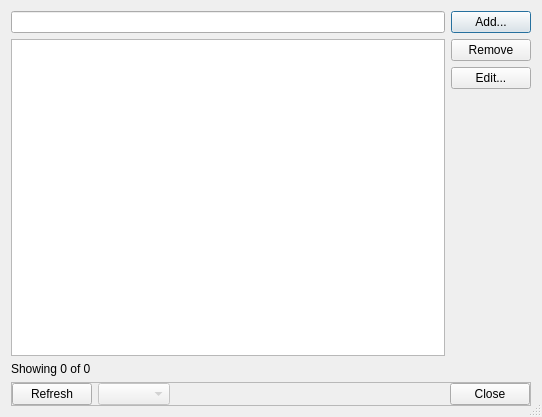
Old version of the form forms/repodialogusermanager.ui in the repository 3drepo/3drepogui.
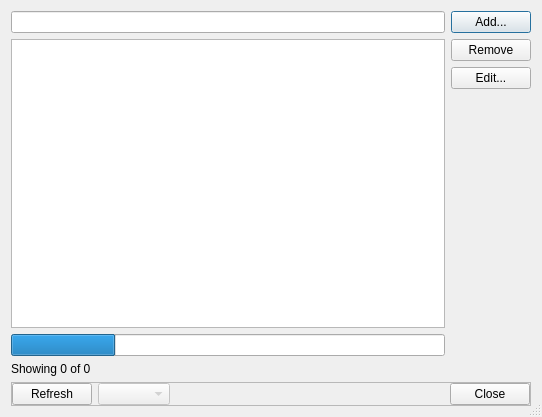
New version of the form. Custom widgets are drawn as their Qt base class.

Commit message: User dialog finished. TODO: avatar image.

Diff of the .ui file:
```diff
--- a/forms/repodialogusermanager.ui
+++ b/forms/repodialogusermanager.ui
@@ -87,6 +87,22 @@
            </property>
           </widget>
          </item>
+         <item>
+          <widget class="QProgressBar" name="progressBar">
+           <property name="enabled">
+            <bool>true</bool>
+           </property>
+           <property name="value">
+            <number>24</number>
+           </property>
+           <property name="textVisible">
+            <bool>false</bool>
+           </property>
+           <property name="invertedAppearance">
+            <bool>false</bool>
+           </property>
+          </widget>
+         </item>
         </layout>
        </widget>
       </item>
```
The commit also changes 7 other files.
